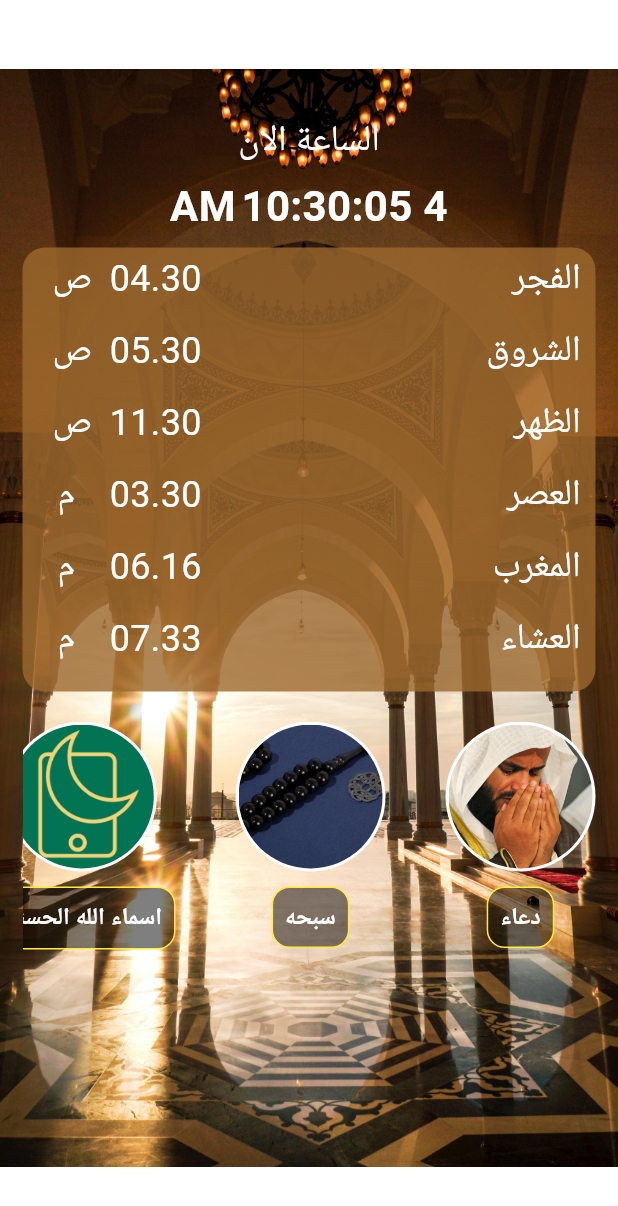
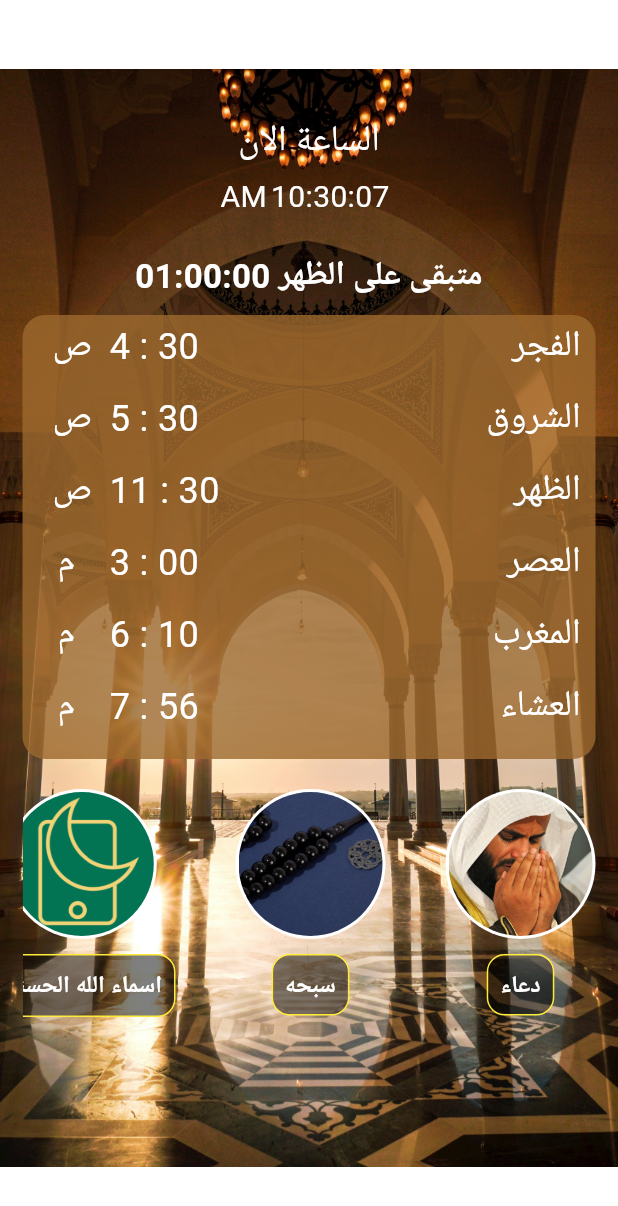
Before and after one commit to MosaadIbrahimB/tunes, a Flutter app: the screen it shows after launch, on a phone screen of 412 x 824 dp. Shown: the top 1206 px of the screen. Run offline on Flutter 3.47's test engine with Material 3 defaults, Android fonts, the phone set to English and light mode, and no system bars; our stand-ins replace assets_audio_player, audioplayers; missing offline and left inert: volume_controller.

Commit message:
add subTime to Azaan

```diff
--- a/lib/main.dart
+++ b/lib/main.dart
@@ -1,4 +1,3 @@
-
 import 'package:flutter/material.dart';
 import 'package:provider/provider.dart';
 import 'package:tunes/screen/asmaa_allah_screen.dart';
@@ -6,13 +5,16 @@ import 'package:tunes/screen/dowa_sound_screen.dart';
 import 'package:tunes/screen/home_screen.dart';
 import 'package:tunes/screen/splash_screen.dart';
 import 'package:tunes/screen/tasepah_screen.dart';
-import 'package:tunes/shared/dowa_provider_model.dart';
+import 'package:tunes/provider/dowa_provider_model.dart';
 
 void main() {
   WidgetsFlutterBinding.ensureInitialized();
-  runApp( ChangeNotifierProvider(
-      create: (context)=>DowaProviderModel(),
-      child: const MyApp()));
+  runApp(
+    ChangeNotifierProvider(
+      create: (context) => DowaProviderModel(),
+      child: const MyApp(),
+    ),
+  );
 }
 
 class MyApp extends StatelessWidget {
@@ -25,9 +27,8 @@ class MyApp extends StatelessWidget {
       debugShowCheckedModeBanner: false,
       theme: ThemeData(
         primaryColor: Colors.transparent,
-
       ),
-      home:SplashScreen(),
+      home: HomeScreen(),
       routes: {
         SplashScreen.nameRoute: (context) => SplashScreen(),
         HomeScreen.nameRoute: (context) => HomeScreen(),
--- a/lib/model/Timer_model.dart
+++ b/lib/model/Timer_model.dart
@@ -16,10 +16,14 @@ class _TimerWidgetState extends State<TimerWidget> {
   String formattedDate = '';
   String clock = '';
   String date = '';
+
   @override
   void initState() {
     super.initState();
+    timerFunction();
+  }
 
+  timerFunction() {
     _timer = Timer.periodic(const Duration(seconds: 1), (timer) {
       setState(() {
         _currentTime = DateTime.now();
--- a/lib/model/slawat_time_model.dart
+++ b/lib/model/slawat_time_model.dart
@@ -1,7 +1,6 @@
 class SlawtTimeModel{
   String name;
-  String time;
+  int time;
   String am;
-
-  SlawtTimeModel({ this.name="figer",  this.time='30',  this.am="Am"});
+  SlawtTimeModel({ this.name="figer",this.time=30, this.am="Am"});
 }
--- a/lib/screen/dowa_sound_screen.dart
+++ b/lib/screen/dowa_sound_screen.dart
@@ -1,7 +1,7 @@
 import 'package:flutter/material.dart';
 import 'package:provider/provider.dart';
 
-import '../shared/dowa_provider_model.dart';
+import '../provider/dowa_provider_model.dart';
 import '../widget/doaa_widget/playe_widget.dart';
 
 class DowaScreen extends StatefulWidget {
--- a/lib/screen/home_screen.dart
+++ b/lib/screen/home_screen.dart
@@ -1,46 +1,70 @@
+import 'dart:async';
+
 import 'package:flutter/material.dart';
-import 'package:provider/provider.dart';
-import 'package:tunes/shared/dowa_provider_model.dart';
 
+import '../model/slawat_time_model.dart';
 import '../widget/home_widget/list_view_heroz_screen_home_widget.dart';
+import '../widget/home_widget/time_slawat_and_name_widget.dart';
 import '../widget/home_widget/timer_now_widget.dart';
-import '../widget/home_widget/time_slawat_and_name_widget.dart';
 
-
-class HomeScreen extends StatelessWidget {
+class HomeScreen extends StatefulWidget {
   static const String nameRoute = "HomeScreen";
 
   @override
+  State<HomeScreen> createState() => _HomeScreenState();
+}
+
+class _HomeScreenState extends State<HomeScreen> {
+  static List<SlawtTimeModel> listSlaeatTime = [
+    SlawtTimeModel(name: "الفجر", time: 0430, am: "ص"),
+    SlawtTimeModel(name: "الشروق", time: 0530, am: "ص"),
+    SlawtTimeModel(name: "الظهر", time: 1130, am: "ص"),
+    SlawtTimeModel(name: "العصر", time: 1500, am: "م"),
+    SlawtTimeModel(name: "المغرب", time: 1810, am: "م"),
+    SlawtTimeModel(name: "العشاء", time: 1956, am: "م"),
+  ];
+  String nameAzan = '';
+  @override
+  void initState() {
+    nameAzan = listSlaeatTime[0].name;
+    timeAzan();
+
+    super.initState();
+  }
+
+  @override
   Widget build(BuildContext context) {
-
     return Directionality(
       textDirection: TextDirection.rtl,
       child: Container(
         padding: const EdgeInsets.symmetric(horizontal: 15),
         decoration: const BoxDecoration(
-            image: DecorationImage(image: AssetImage("assets/images/home.jpeg"))),
+            image:
+                DecorationImage(image: AssetImage("assets/images/home.jpeg"))),
         child: Scaffold(
           backgroundColor: Colors.transparent,
           body: Center(
             child: Column(
               children: [
-                const SizedBox(
-                  height: 77
-                ),
+                const SizedBox(height: 77),
                 //الساعة كتابة و الوقت
                 const TimeNowWidget(),
-                const SizedBox(
-                  height: 8
+                const SizedBox(height: 22),
+                //المتبقى على الاذان
+                Text(
+                  nameAzan,
+                  style: const TextStyle(
+                      fontWeight: FontWeight.bold,
+                      color: Colors.white,
+                      fontSize: 22),
                 ),
+                const SizedBox(width: 20),
+                const SizedBox(height: 10),
                 //قائمة الصلوات
                 TimeSlawatAndNameWidget(),
-                const SizedBox(
-                    height: 20
-                ),
+                const SizedBox(height: 20),
                 //الشاشات دعاء/سبحه/اسماء
-                const Expanded(
-                  child: ListViewHerozScreenOfHomeWidget()
-                )
+                const Expanded(child: ListViewHerozScreenOfHomeWidget())
               ],
             ),
           ),
@@ -48,4 +72,157 @@ class HomeScreen extends StatelessWidget {
       ),
     );
   }
+
+  Map<String, dynamic> timeNow() {
+    int hour = DateTime.now().hour;
+    int min = DateTime.now().minute;
+    String stringHM = '';
+    if (min < 10) {
+      setState(() {
+        stringHM = "${hour}0$min";
+      });
+
+    } else {
+      setState(() {
+        stringHM = "$hour$min";
+      });
+
+    }
+    return {
+      "string": stringHM,
+      "int": int.parse(stringHM),
+    };
+  }
+
+  String intToTimeLeft(int value) {
+    int h, m, s;
+
+    h = value ~/ 3600;
+
+    m = ((value - h * 3600)) ~/ 60;
+
+    s = value - (h * 3600) - (m * 60);
+
+    String hourLeft = h.toString().length < 2 ? "0$h" : h.toString();
+
+    String minuteLeft = m.toString().length < 2 ? "0$m" : m.toString();
+
+    String secondsLeft = s.toString().length < 2 ? "0$s" : s.toString();
+
+    String result = "$hourLeft:$minuteLeft:$secondsLeft";
+
+    return result;
+  }
+
+
+  setStateBody({int index = 0}) {
+    String stringTimeList = listSlaeatTime[index].time.toString();
+
+    if (stringTimeList.length < 4) {
+      stringTimeList = "0$stringTimeList";
+    }
+
+//--- time payer
+    int hList = int.parse(stringTimeList.substring(0, 2));
+    int mList = int.parse(stringTimeList.substring(2));
+
+    int timePayer = hList * 3600 + mList * 60;
+
+//------ clock
+    String stringClock = timeNow()["string"];
+    if (stringClock.length < 4) {
+      stringClock = "0$stringClock";
+    }
+    int hClock = int.parse(stringClock.substring(0, 2));
+    int mClock = int.parse(stringClock.substring(2));
+
+    int timeClock = hClock * 3600 + mClock * 60;
+
+    //-------
+    int subTimeSecond = timePayer - timeClock;
+    //
+    String x='';
+    if(subTimeSecond>0){
+       x = intToTimeLeft(subTimeSecond);
+      nameAzan = "متبقى على ${listSlaeatTime[index].name} $x";
+    }else{
+      subTimeSecond=86400-timeClock+timePayer;
+      x = intToTimeLeft(subTimeSecond);
+      nameAzan = "متبقى على ${listSlaeatTime[index].name} $x";
+      print( x);
+//66960 >>18 h//5h
+
+    }
+
+
+
+
+    print(x);
+  }
+
+  int timeListItem(int index) {
+    return listSlaeatTime[index].time;
+  }
+
+  timeAzan() {
+    Timer.periodic(const Duration(seconds: 1), (timer) {
+      int intHM = timeNow()["int"];
+
+      if (timeListItem(0) > intHM) {
+        setState(() {
+          setStateBody(index: 0);
+        });
+      } else if (timeListItem(0) == intHM) {
+        setState(() {
+          nameAzan = "حان الان الفجر";
+        });
+      } else if (timeListItem(0) > intHM) {
+        setState(() {
+          setStateBody(index: 0);
+        });
+      } else if (timeListItem(1) >= intHM) {
+        setState(() {
+          setStateBody(index: 1);
+        });
+      } else if (timeListItem(2) > intHM) {
+        setState(() {
+          setStateBody(index: 2);
+        });
+      } else if (timeListItem(2) == intHM) {
+        setState(() {
+          nameAzan = "حان الان ${listSlaeatTime[2].name}";
+        });
+      } else if (timeListItem(3) > intHM) {
+        setState(() {
+          setStateBody(index: 3);
+        });
+      } else if (timeListItem(3) == intHM) {
+        setState(() {
+          nameAzan = "حان الان ${listSlaeatTime[3].name}";
+        });
+      } else if (timeListItem(4) > intHM) {
+        setState(() {
+          setStateBody(index: 4);
+        });
+      } else if (timeListItem(4) == intHM) {
+        setState(() {
+          nameAzan = "حان الان ${listSlaeatTime[4].name}";
+        });
+      } else if (timeListItem(5) > intHM) {
+        setState(() {
+          setStateBody(index: 5);
+        });
+      } else if (timeListItem(5) == intHM) {
+        setState(() {
+          nameAzan = "حان الان ${listSlaeatTime[5].name}";
+        });
+      }
+      else if(timeListItem(5) < intHM){
+        setStateBody(index: 0);
+        // print(x);
+      }
+    });
+
+    //fun
+  }
 }
--- a/lib/widget/doaa_widget/playe_widget.dart
+++ b/lib/widget/doaa_widget/playe_widget.dart
@@ -2,7 +2,7 @@ import 'package:flutter/material.dart';
 import 'package:provider/provider.dart';
 import 'package:tunes/widget/doaa_widget/volume_controller_wdget.dart';
 
-import '../../shared/dowa_provider_model.dart';
+import '../../provider/dowa_provider_model.dart';
 
 
 
--- a/lib/widget/home_widget/slawt_time_widget.dart
+++ b/lib/widget/home_widget/slawt_time_widget.dart
@@ -6,9 +6,13 @@ import '../../model/slawat_time_model.dart';
 class SalwatTimeWidget extends StatelessWidget {
   SlawtTimeModel slawtTimeModel;
   SalwatTimeWidget({super.key,required this.slawtTimeModel});
-
   @override
   Widget build(BuildContext context) {
+
+    String stringTime =slawtTimeModel.time.toString();
+      if (stringTime.length < 4) {
+        stringTime = "0$stringTime";
+      }
     return  Padding(
       padding: const EdgeInsets.only(bottom: 14.0),
       child: Row(children: [
@@ -19,7 +23,7 @@ class SalwatTimeWidget extends StatelessWidget {
           ),
         ),
         Text(
-          slawtTimeModel.time,
+        "${stringTime.substring(2)} : ${int.parse(stringTime.substring(0,2))%12}",
           style: textStyle(),
         ),
         Container(alignment: Alignment.centerRight,
--- a/lib/widget/home_widget/time_slawat_and_name_widget.dart
+++ b/lib/widget/home_widget/time_slawat_and_name_widget.dart
@@ -2,18 +2,18 @@ import 'package:flutter/material.dart';
 import 'package:tunes/widget/home_widget/slawt_time_widget.dart';
 
 import '../../model/slawat_time_model.dart';
+import '../../shared/payer_list_shared.dart';
 
 
 class TimeSlawatAndNameWidget extends StatelessWidget {
-  List<SlawtTimeModel> listSlaeatTime = [
-    SlawtTimeModel(name: "الفجر", time: "04.30", am: "ص"),
-    SlawtTimeModel(name: "الشروق", time: "05.30", am: "ص"),
-    SlawtTimeModel(name: "الظهر", time: "11.30", am: "ص"),
-    SlawtTimeModel(name: "العصر", time: "03.30", am: "م"),
-    SlawtTimeModel(name: "المغرب", time: "06.16", am: "م"),
-    SlawtTimeModel(name: "العشاء", time: "07.33", am: "م"),
+  static List<SlawtTimeModel> listSlaeatTime = [
+    SlawtTimeModel(name: "الفجر", time: 0430, am: "ص"),
+    SlawtTimeModel(name: "الشروق", time:0530, am: "ص"),
+    SlawtTimeModel(name: "الظهر", time: 1130, am: "ص"),
+    SlawtTimeModel(name: "العصر", time: 1500, am: "م"),
+    SlawtTimeModel(name: "المغرب", time: 1810, am: "م"),
+    SlawtTimeModel(name: "العشاء", time: 1956, am: "م"),
   ];
-
   @override
   Widget build(BuildContext context) {
     return   Container(
--- a/lib/widget/home_widget/timer_now_widget.dart
+++ b/lib/widget/home_widget/timer_now_widget.dart
@@ -1,25 +1,63 @@
+import 'dart:async';
+
 import 'package:flutter/material.dart';
+import 'package:intl/intl.dart';
 
-import '../../model/Timer_model.dart';
-
-class TimeNowWidget extends StatelessWidget {
+class TimeNowWidget extends StatefulWidget {
   const TimeNowWidget({super.key});
 
   @override
+  State<TimeNowWidget> createState() => _TimeNowWidgetState();
+}
+
+class _TimeNowWidgetState extends State<TimeNowWidget> {
+  late Timer timer;
+  var clock =
+      DateFormat().add_yMMMEd().add_jms().format(DateTime.now()).substring(17);
+  @override
+  initState() {
+    super.initState();
+    timerFunction();
+  }
+
+  timerFunction() {
+    timer = Timer.periodic(const Duration(seconds: 1), (timer) {
+      clock = DateFormat()
+          .add_yMMMEd()
+          .add_jms()
+          .format(DateTime.now())
+          .substring(17);
+      setState(() {
+
+      });
+    });
+
+  }
+
+  @override
+  void dispose() {
+    timer.cancel();
+    super.dispose();
+  }
+
+  @override
   Widget build(BuildContext context) {
-    return  const Column(
+    // var provider=Provider.of<TimerProvider>(context);
+    // provider.timePayer();
+    return Column(
       children: [
-        Text(
+        const Text(
           "الساعة الان",
           style: TextStyle(
             color: Colors.white,
             fontSize: 24,
           ),
         ),
-        SizedBox(
-            height: 5
-        ),
-        TimerWidget(),
+        const SizedBox(height: 5),
+        Text(
+          clock,
+          style: const TextStyle(fontSize: 20, color: Colors.white),
+        )
       ],
     );
   }
```
Also changed, not shown: lib/screen/splash_screen.dart (+7 -9 lines), lib/shared/payer_list_shared.dart (added, +15 -0 lines), lib/widget/home_widget/alazan_widger.dart (added, +48 -0 lines), lib/provider/dowa_provider_model.dart (renamed from lib/shared/dowa_provider_model.dart).
